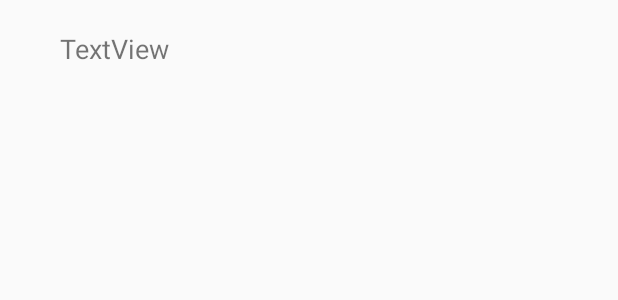
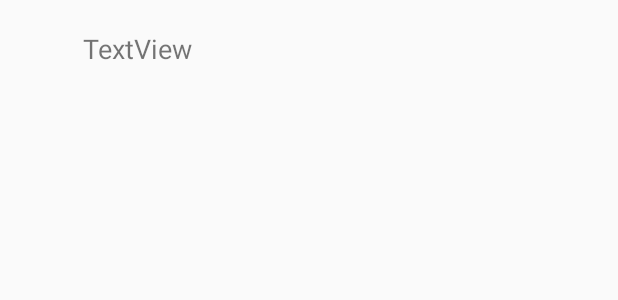
Before and after one commit to j991132/dialogflowtest, an Android app: the layout chatitem.xml on its own in the app's theme, with its tools: preview values and no code run, on a phone screen of 412 x 824 dp. Shown: the top 300 px of the screen. Run offline under Robolectric (Android 15) with nearby library versions, the phone set to English and light mode, and no system bars.

Commit message:
0623 채팅성공

```diff
--- a/app/src/main/res/layout/chatitem.xml
+++ b/app/src/main/res/layout/chatitem.xml
@@ -23,7 +23,7 @@
             android:id="@+id/text_chat"
             android:layout_width="wrap_content"
             android:layout_height="wrap_content"
-            android:layout_marginLeft="20dp"
+            android:layout_marginLeft="35dp"
             android:layout_marginRight="35dp"
             android:text="TextView"
             android:textSize="18sp" />
```
